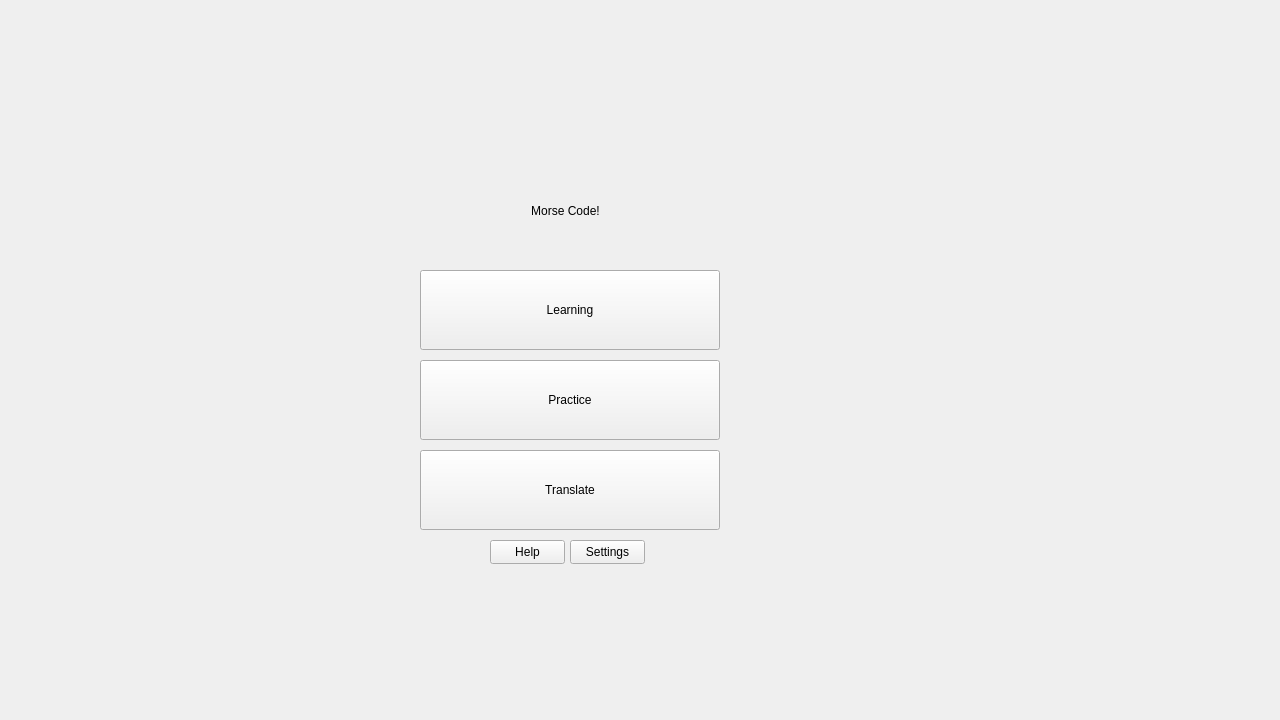
First picture: the form in MorseCodeLearner/mainwindow.ui, repository UofU-CS3505/cs3505-assignment9-the_tigers, before the edit.
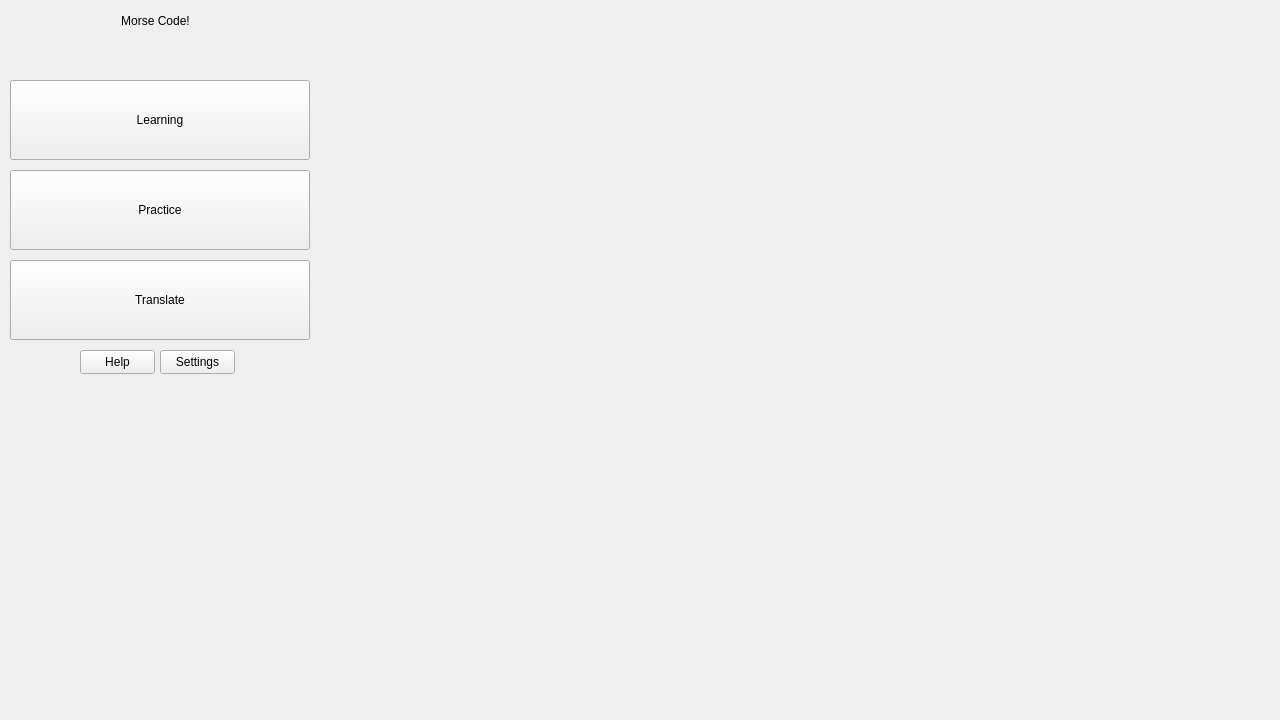
Second picture: the form after the edit. Custom widgets are drawn as their Qt base class.

```diff
--- a/MorseCodeLearner/mainwindow.ui
+++ b/MorseCodeLearner/mainwindow.ui
@@ -14,11 +14,21 @@
    <string>MainWindow</string>
   </property>
   <widget class="QWidget" name="centralwidget">
+   <widget class="QStackedWidget" name="stackedWidget">
+    <property name="geometry">
+     <rect>
+      <x>0</x>
+      <y>0</y>
+      <width>1281</width>
+      <height>721</height>
+     </rect>
+    </property>
+    <widget class="QWidget" name="page">
    <widget class="QPushButton" name="learningnav">
     <property name="geometry">
      <rect>
-      <x>420</x>
-      <y>270</y>
+        <x>10</x>
+        <y>80</y>
       <width>300</width>
       <height>80</height>
      </rect>
@@ -27,24 +37,11 @@
      <string>Learning</string>
     </property>
    </widget>
-   <widget class="QPushButton" name="pushButton_2">
-    <property name="geometry">
-     <rect>
-      <x>420</x>
-      <y>360</y>
-      <width>300</width>
-      <height>80</height>
-     </rect>
-    </property>
-    <property name="text">
-     <string>Practice</string>
-    </property>
-   </widget>
    <widget class="QPushButton" name="pushButton_3">
     <property name="geometry">
      <rect>
-      <x>420</x>
-      <y>450</y>
+        <x>10</x>
+        <y>260</y>
       <width>300</width>
       <height>80</height>
      </rect>
@@ -53,11 +50,50 @@
      <string>Translate</string>
     </property>
    </widget>
+     <widget class="QPushButton" name="pushButton_4">
+      <property name="geometry">
+       <rect>
+        <x>160</x>
+        <y>350</y>
+        <width>75</width>
+        <height>24</height>
+       </rect>
+      </property>
+      <property name="text">
+       <string>Settings</string>
+      </property>
+     </widget>
+     <widget class="QPushButton" name="pushButton">
+      <property name="geometry">
+       <rect>
+        <x>80</x>
+        <y>350</y>
+        <width>75</width>
+        <height>24</height>
+       </rect>
+      </property>
+      <property name="text">
+       <string>Help</string>
+      </property>
+     </widget>
+     <widget class="QPushButton" name="pushButton_2">
+      <property name="geometry">
+       <rect>
+        <x>10</x>
+        <y>170</y>
+        <width>300</width>
+        <height>80</height>
+       </rect>
+      </property>
+      <property name="text">
+       <string>Practice</string>
+      </property>
+     </widget>
    <widget class="QLabel" name="label">
     <property name="geometry">
      <rect>
-      <x>410</x>
-      <y>190</y>
+        <x>0</x>
+        <y>0</y>
       <width>311</width>
       <height>41</height>
      </rect>
@@ -69,34 +105,33 @@
      <set>Qt::AlignmentFlag::AlignCenter</set>
     </property>
    </widget>
-   <widget class="QPushButton" name="pushButton">
-    <property name="geometry">
-     <rect>
-      <x>490</x>
-      <y>540</y>
-      <width>75</width>
-      <height>24</height>
-     </rect>
-    </property>
-    <property name="text">
-     <string>Help</string>
-    </property>
-   </widget>
-   <widget class="QPushButton" name="pushButton_4">
-    <property name="geometry">
-     <rect>
-      <x>570</x>
-      <y>540</y>
-      <width>75</width>
-      <height>24</height>
-     </rect>
-    </property>
-    <property name="text">
-     <string>Settings</string>
-    </property>
+    </widget>
+    <widget class="translatorwindow" name="page_2"/>
+    <widget class="practicewindow" name="page_3"/>
+    <widget class="lessonwindow" name="page_4"/>
    </widget>
   </widget>
  </widget>
+ <customwidgets>
+  <customwidget>
+   <class>translatorwindow</class>
+   <extends>QWidget</extends>
+   <header>translatorwindow.h</header>
+   <container>1</container>
+  </customwidget>
+  <customwidget>
+   <class>practicewindow</class>
+   <extends>QWidget</extends>
+   <header>practicewindow.h</header>
+   <container>1</container>
+  </customwidget>
+  <customwidget>
+   <class>lessonwindow</class>
+   <extends>QWidget</extends>
+   <header>lessonwindow.h</header>
+   <container>1</container>
+  </customwidget>
+ </customwidgets>
  <resources/>
  <connections/>
 </ui>
```
Lines whose indentation alone changed are shown as unchanged.
